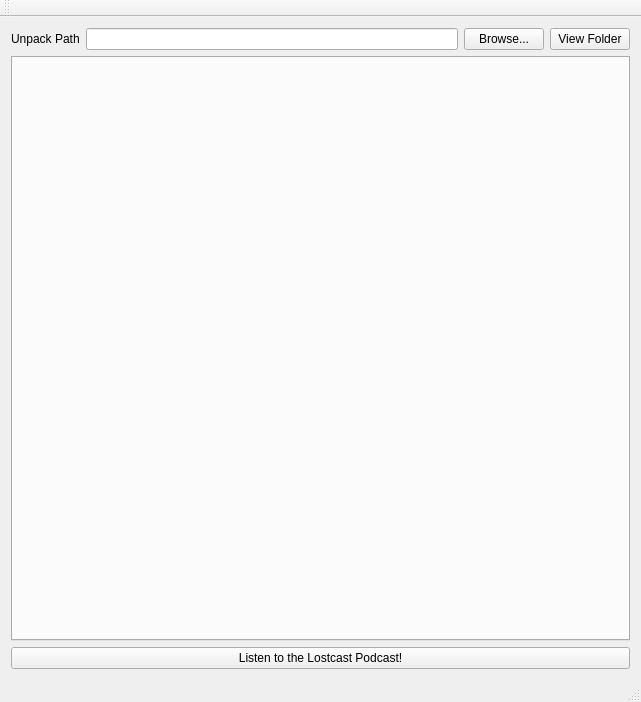
Before: the Qt Designer form ragatron/mainwindow.ui in dannagle/ragatron, drawn with Qt 5.
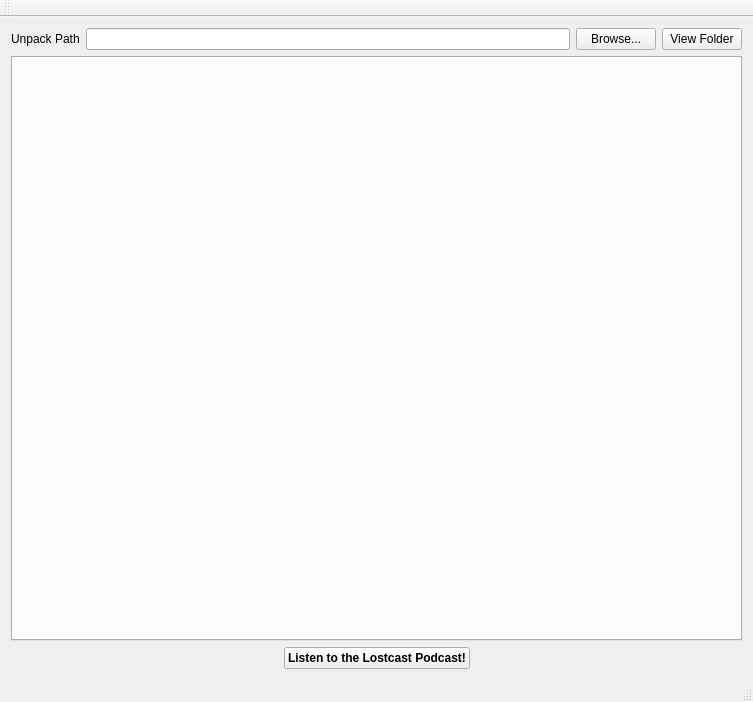
After: the same form once the commit is applied.

```diff
--- a/ragatron/mainwindow.ui
+++ b/ragatron/mainwindow.ui
@@ -6,7 +6,7 @@
    <rect>
     <x>0</x>
     <y>0</y>
-    <width>641</width>
+    <width>753</width>
     <height>702</height>
    </rect>
   </property>
@@ -51,11 +51,50 @@
      </widget>
     </item>
     <item>
-     <widget class="QPushButton" name="lostcastButton">
-      <property name="text">
-       <string>Listen to the Lostcast Podcast!</string>
-      </property>
-     </widget>
+     <layout class="QHBoxLayout" name="horizontalLayout">
+      <item>
+       <spacer name="horizontalSpacer">
+        <property name="orientation">
+         <enum>Qt::Horizontal</enum>
+        </property>
+        <property name="sizeHint" stdset="0">
+         <size>
+          <width>40</width>
+          <height>20</height>
+         </size>
+        </property>
+       </spacer>
+      </item>
+      <item>
+       <widget class="QPushButton" name="lostcastButton">
+        <property name="font">
+         <font>
+          <weight>75</weight>
+          <bold>true</bold>
+         </font>
+        </property>
+        <property name="cursor">
+         <cursorShape>PointingHandCursor</cursorShape>
+        </property>
+        <property name="text">
+         <string>Listen to the Lostcast Podcast!</string>
+        </property>
+       </widget>
+      </item>
+      <item>
+       <spacer name="horizontalSpacer_2">
+        <property name="orientation">
+         <enum>Qt::Horizontal</enum>
+        </property>
+        <property name="sizeHint" stdset="0">
+         <size>
+          <width>40</width>
+          <height>20</height>
+         </size>
+        </property>
+       </spacer>
+      </item>
+     </layout>
     </item>
    </layout>
   </widget>
```
Left out of the diff: 2 changed lines with no effect on the pictures.
